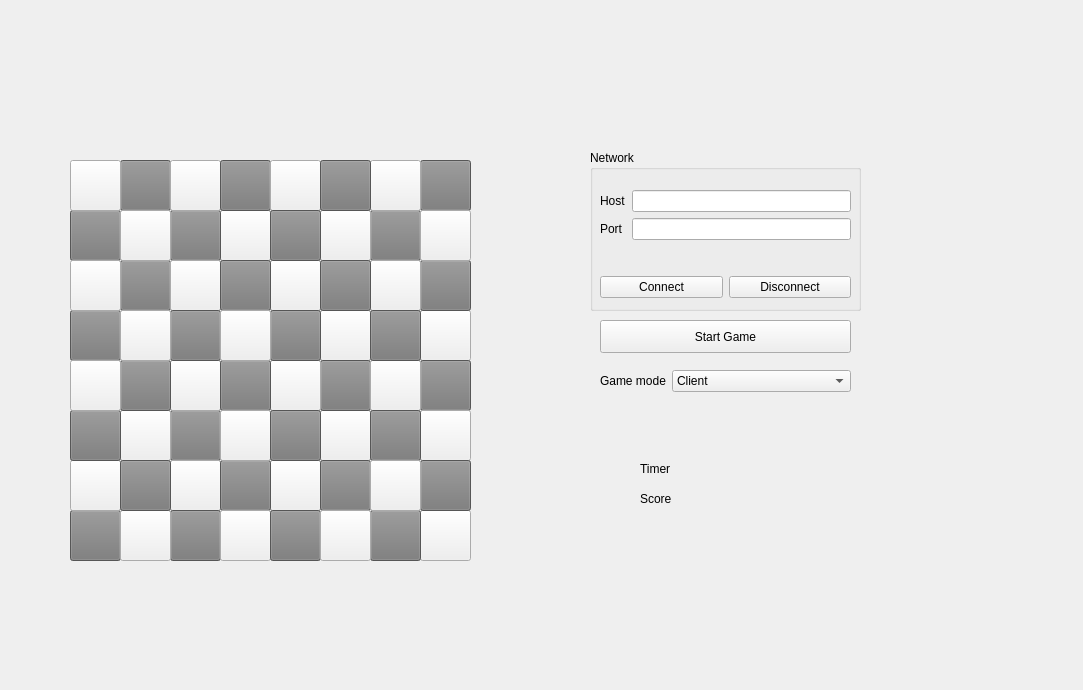
Qt form schach/schachgui.ui (Charly-62/QtChessApp) before a commit.
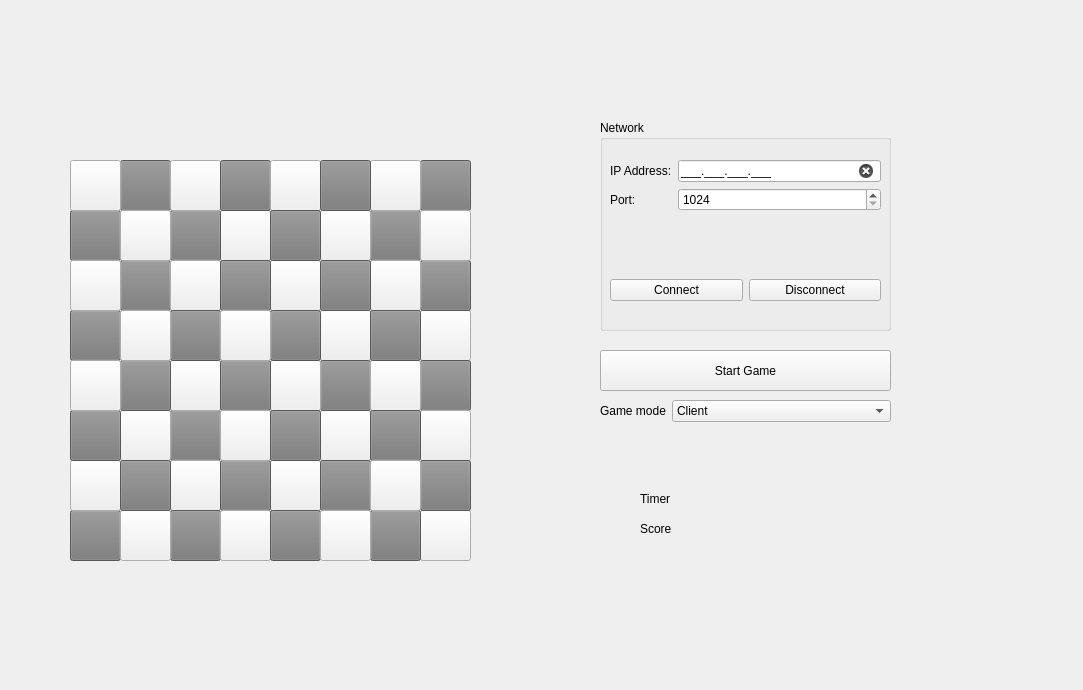
The same form after that commit.

Commit message: Added mytcpclient class

```diff
--- a/schach/schachgui.ui
+++ b/schach/schachgui.ui
@@ -13,6 +13,15 @@
   <property name="windowTitle">
    <string>SchachApp</string>
   </property>
+  <property name="styleSheet">
+   <string notr="true">#leIP[state = &quot;0&quot;]{
+background-color: rgb(255, 106, 113)
+}
+
+#leIP[state = &quot;1&quot;]{
+background-color: rgb(134, 255, 142)
+}</string>
+  </property>
   <widget class="QPushButton" name="E6">
    <property name="geometry">
     <rect>
@@ -945,9 +954,9 @@
    <property name="geometry">
     <rect>
      <x>600</x>
-     <y>320</y>
-     <width>251</width>
-     <height>33</height>
+     <y>350</y>
+     <width>291</width>
+     <height>41</height>
     </rect>
    </property>
    <property name="text">
@@ -957,10 +966,10 @@
   <widget class="QGroupBox" name="grpNetwork">
    <property name="geometry">
     <rect>
-     <x>590</x>
-     <y>150</y>
-     <width>271</width>
-     <height>161</height>
+     <x>600</x>
+     <y>120</y>
+     <width>291</width>
+     <height>211</height>
     </rect>
    </property>
    <property name="title">
@@ -971,30 +980,47 @@
      <rect>
       <x>10</x>
       <y>40</y>
-      <width>251</width>
-      <height>80</height>
+      <width>271</width>
+      <height>81</height>
      </rect>
     </property>
     <layout class="QFormLayout" name="formLayout">
      <item row="0" column="0">
       <widget class="QLabel" name="lblHost">
        <property name="text">
-        <string>Host</string>
+        <string>IP Address:</string>
        </property>
       </widget>
      </item>
      <item row="0" column="1">
-      <widget class="QLineEdit" name="leHost"/>
+      <widget class="QLineEdit" name="leIP">
+       <property name="inputMask">
+        <string>000.000.000.000;_</string>
+       </property>
+       <property name="clearButtonEnabled">
+        <bool>true</bool>
+       </property>
+       <property name="state" stdset="0">
+        <string/>
+       </property>
+      </widget>
      </item>
      <item row="1" column="0">
       <widget class="QLabel" name="lblPort">
        <property name="text">
-        <string>Port</string>
+        <string>Port:</string>
        </property>
       </widget>
      </item>
      <item row="1" column="1">
-      <widget class="QLineEdit" name="lePort"/>
+      <widget class="QSpinBox" name="spnPort">
+       <property name="minimum">
+        <number>1024</number>
+       </property>
+       <property name="maximum">
+        <number>65535</number>
+       </property>
+      </widget>
      </item>
     </layout>
    </widget>
@@ -1002,9 +1028,9 @@
     <property name="geometry">
      <rect>
       <x>10</x>
-      <y>120</y>
-      <width>251</width>
-      <height>35</height>
+      <y>150</y>
+      <width>271</width>
+      <height>41</height>
      </rect>
     </property>
     <layout class="QHBoxLayout" name="horizontalLayout_2">
@@ -1029,7 +1055,7 @@
    <property name="geometry">
     <rect>
      <x>640</x>
-     <y>490</y>
+     <y>520</y>
      <width>64</width>
      <height>17</height>
     </rect>
@@ -1042,9 +1068,9 @@
    <property name="geometry">
     <rect>
      <x>600</x>
-     <y>370</y>
-     <width>251</width>
-     <height>33</height>
+     <y>400</y>
+     <width>291</width>
+     <height>41</height>
     </rect>
    </property>
    <layout class="QFormLayout" name="formLayout_2">
@@ -1080,7 +1106,7 @@
    <property name="geometry">
     <rect>
      <x>640</x>
-     <y>460</y>
+     <y>490</y>
      <width>64</width>
      <height>17</height>
     </rect>
```
Left out of the diff: 16 changed lines with no effect on the pictures. The commit also changes 8 other files.
